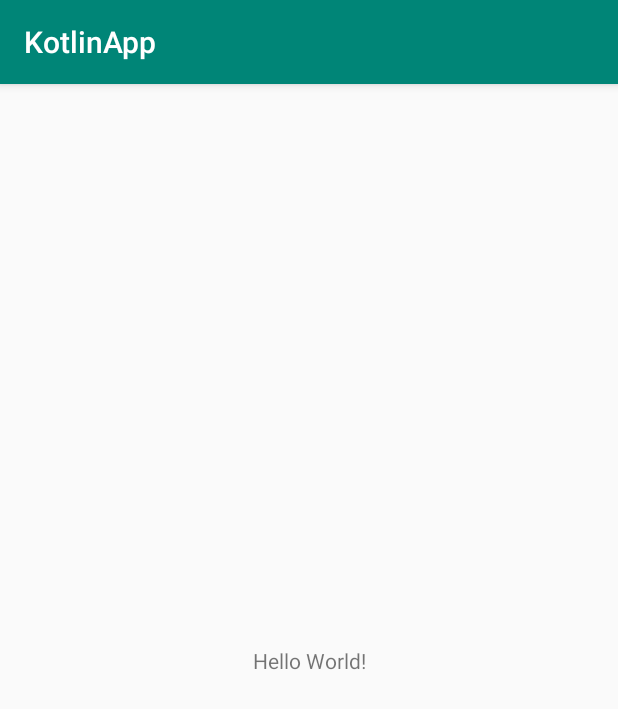
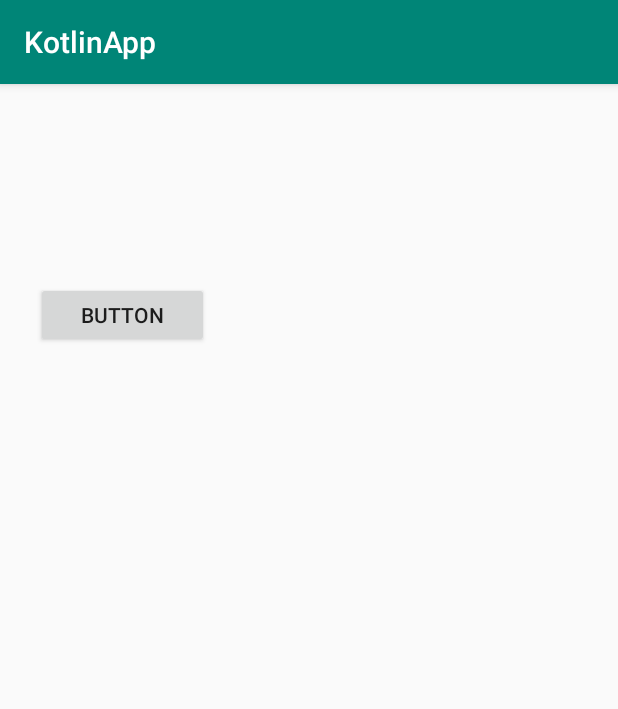
Before and after one commit to cxcbupt/kotlinApp, an Android app: the screen it shows after launch (MainActivity), on a phone screen of 412 x 824 dp. Shown: the top 709 px of the screen. Run offline under Robolectric (Android 15) with nearby library versions, the phone set to English and light mode, and no system bars.

Commit message:
feat(ConstraintLayout):constraintLayout key frame

```diff
--- a/app/build.gradle
+++ b/app/build.gradle
@@ -30,4 +30,6 @@ dependencies {
     testImplementation 'junit:junit:4.12'
     androidTestImplementation 'com.android.support.test:runner:1.0.2'
     androidTestImplementation 'com.android.support.test.espresso:espresso-core:3.0.2'
+
+    implementation 'com.android.support.constraint:constraint-layout:1.1.3'
 }
--- a/app/src/main/java/com/example/cxc/kotlinapp/MainActivity.kt
+++ b/app/src/main/java/com/example/cxc/kotlinapp/MainActivity.kt
@@ -1,8 +1,11 @@
 package com.example.cxc.kotlinapp
 
 import android.os.Bundle
+import android.support.constraint.ConstraintSet
 import android.support.v7.app.AppCompatActivity
+import android.transition.TransitionManager
 import kotlinx.android.synthetic.main.activity_main.*
+import kotlinx.android.synthetic.main.key_frame_one.*
 
 class MainActivity : AppCompatActivity() {
     companion object {
@@ -11,10 +14,19 @@ class MainActivity : AppCompatActivity() {
 
     override fun onCreate(savedInstanceState: Bundle?) {
         super.onCreate(savedInstanceState)
-        setContentView(R.layout.activity_main)
-        log(TAG, "hello kotlin !")
+//        setContentView(R.layout.activity_main)
+//        setContentView(R.layout.activity_main_2)
+        setContentView(R.layout.key_frame_one)
 
-        hello_tv.setOnClickListener { onClick() }
+        button2.setOnClickListener { animateToKeyframeTwo() }
+
+    }
+
+    private fun animateToKeyframeTwo() {
+        val set=ConstraintSet()
+        set.load(this,R.layout.key_frame_two)
+        TransitionManager.beginDelayedTransition(constraint_layout)
+        set.applyTo(constraint_layout)
     }
 
     private fun onClick() {
--- /dev/null
+++ b/app/src/main/res/layout/key_frame_one.xml
@@ -0,0 +1,21 @@
+<?xml version="1.0" encoding="utf-8"?>
+<android.support.constraint.ConstraintLayout xmlns:android="http://schemas.android.com/apk/res/android"
+        xmlns:app="http://schemas.android.com/apk/res-auto"
+        xmlns:tools="http://schemas.android.com/tools"
+        android:layout_width="match_parent"
+        android:id="@+id/constraint_layout"
+        android:layout_height="match_parent">
+
+    <Button
+            android:id="@+id/button2"
+            android:layout_width="115dp"
+            android:layout_height="44dp"
+            android:layout_marginStart="24dp"
+            android:layout_marginTop="132dp"
+            android:layout_marginEnd="24dp"
+            android:text="Button"
+            app:layout_constraintEnd_toEndOf="parent"
+            app:layout_constraintHorizontal_bias="0.0"
+            app:layout_constraintStart_toStartOf="parent"
+            app:layout_constraintTop_toTopOf="parent" />
+</android.support.constraint.ConstraintLayout>
```
Also changed, not shown: app/src/main/res/layout/activity_main_2.xml (added, +61 -0 lines), app/src/main/res/layout/key_frame_two.xml (added, +21 -0 lines).
